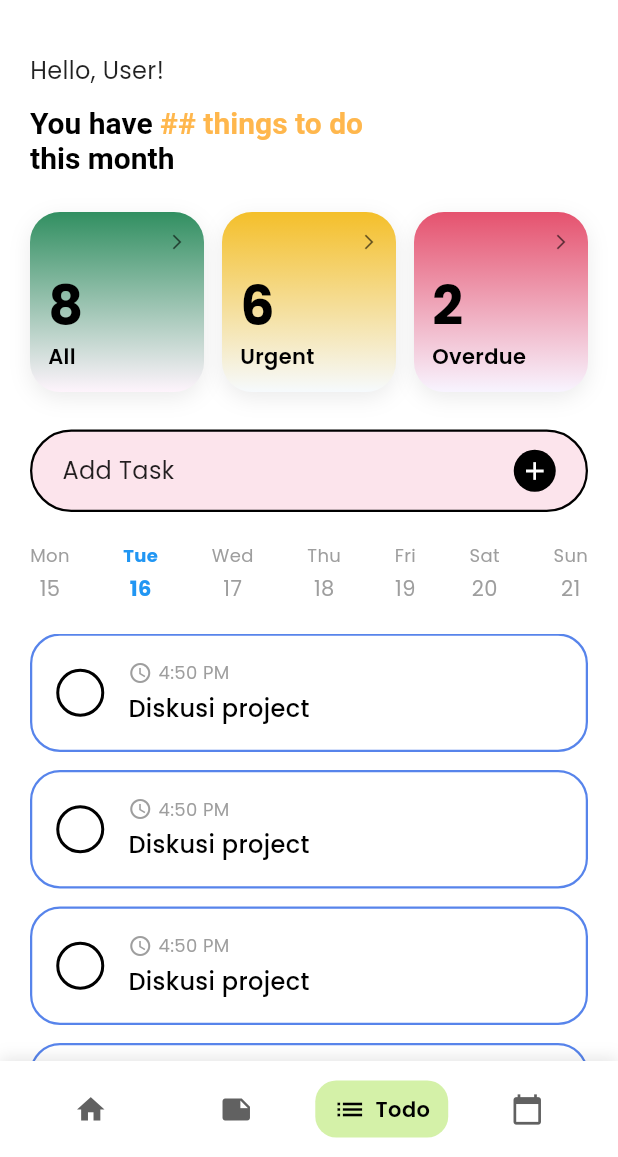
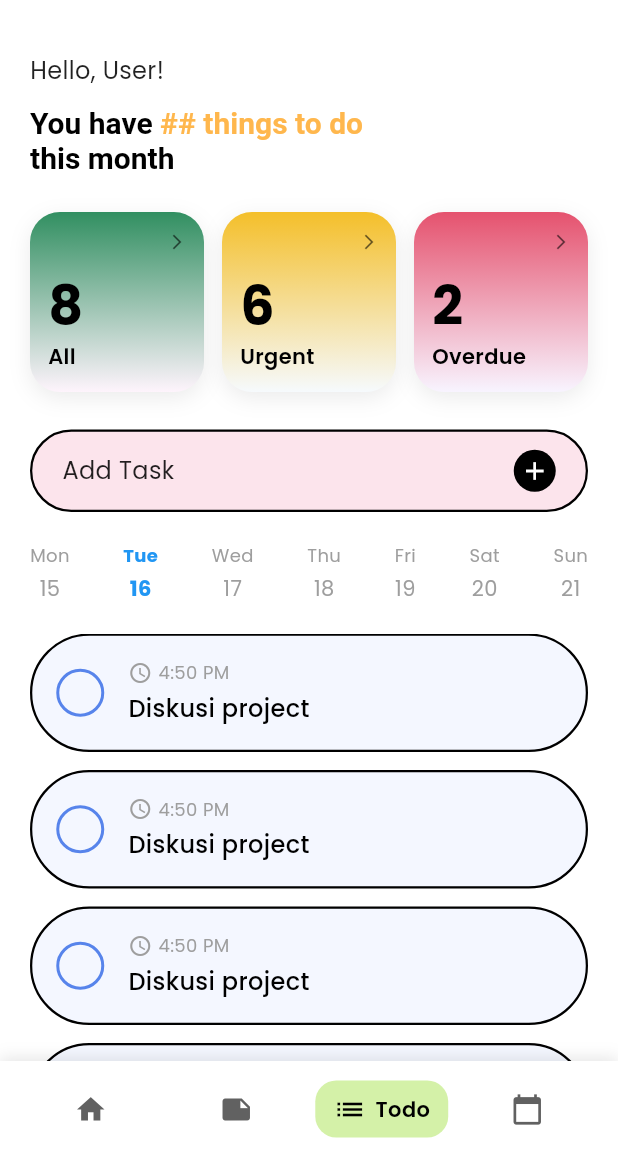
Before and after one commit to susanjong/MindlyApp_MobileDev, a Flutter app: the MainTodoScreen screen opened by its route, on a phone screen of 412 x 824 dp, the part 79-1236 px from its top. Run offline on Flutter 3.47's test engine with Material 3 defaults, Android fonts, the phone set to English and light mode, and no system bars; our stand-ins replace cloud_firestore, firebase_auth, firebase_core, flutter_svg, google_fonts, google_sign_in; accounts and stored records are empty.

Commit message:
style:ui formatting

```diff
--- a/lib/widgets/task_item.dart
+++ b/lib/widgets/task_item.dart
@@ -16,9 +16,14 @@ class TaskItem extends StatelessWidget {
       margin: const EdgeInsets.only(bottom: 12),
       padding: const EdgeInsets.all(16),
       decoration: BoxDecoration(
-        color: Colors.white,
-        borderRadius: BorderRadius.circular(20),
-        border: Border.all(color: const Color(0xFF5784EB), width: 1.5),
+        color: const Color(0xFFF4F7FF),
+        borderRadius: BorderRadius.circular(42),
+        border: Border.all(
+          color: task['completed']
+              ? const Color(0xFF000000)
+              : Color(0xFF000000),
+          width: 1.5,
+        ),
       ),
       child: Row(
         children: [
@@ -29,9 +34,9 @@ class TaskItem extends StatelessWidget {
               height: 32,
               decoration: BoxDecoration(
                 shape: BoxShape.circle,
-                border: Border.all(color: Colors.black, width: 2),
+                border: Border.all(color: Color(0xFF5784EB), width: 2),
                 color: task['completed']
-                    ? const Color(0xFF318F61)
+                    ? const Color(0xFF5784EB)
                     : Colors.transparent,
               ),
               child: task['completed']
```
